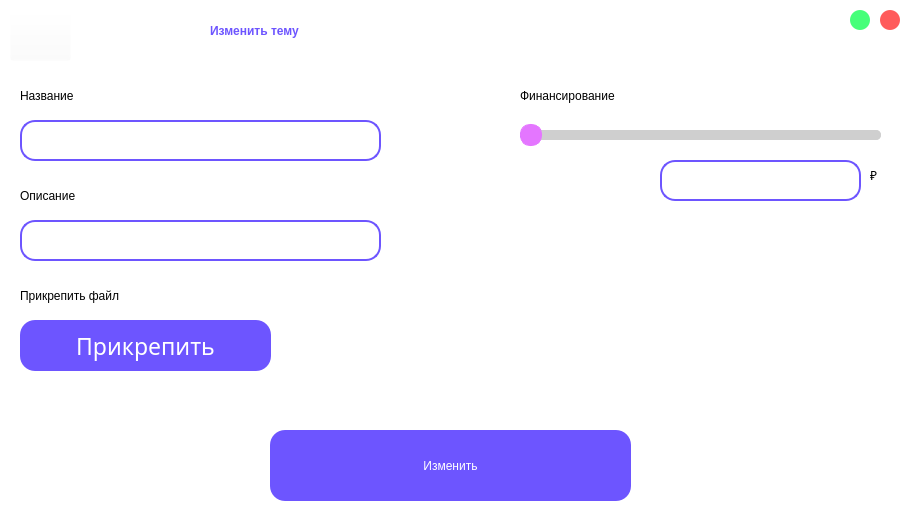
First picture: the form in project/change_theme.ui, repository AssasinNik/meow, before the edit.
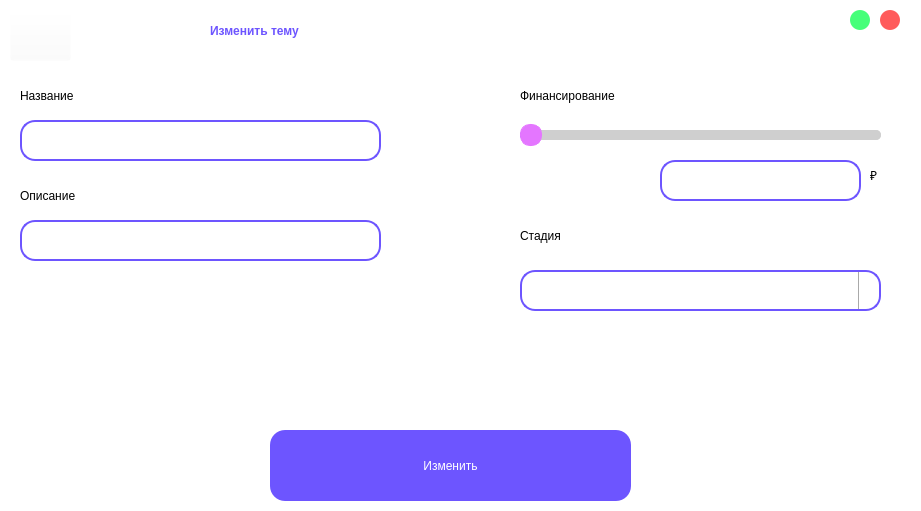
Second picture: the form after the edit. Icons and pictures are not drawn.

Patch:
```diff
--- a/project/change_theme.ui
+++ b/project/change_theme.ui
@@ -157,49 +157,6 @@
 </string>
    </property>
   </widget>
-  <widget class="QPushButton" name="pushButton_5">
-   <property name="geometry">
-    <rect>
-     <x>20</x>
-     <y>320</y>
-     <width>251</width>
-     <height>51</height>
-    </rect>
-   </property>
-   <property name="font">
-    <font>
-     <family>Karla 13</family>
-     <pointsize>17</pointsize>
-     <weight>9</weight>
-     <italic>false</italic>
-     <bold>false</bold>
-    </font>
-   </property>
-   <property name="autoFillBackground">
-    <bool>false</bool>
-   </property>
-   <property name="styleSheet">
-    <string notr="true">QPushButton{
-	color: rgb(255, 255, 255);
-	background-color: #6D55FF;
-	border-radius: 15px; 
-	font: 75 17pt &quot;Karla&quot; bold;
-	border: 2px;
-}
-QPushButton:pressed{
-	background-color: #A597FF;
-}</string>
-   </property>
-   <property name="text">
-    <string>Прикрепить</string>
-   </property>
-   <property name="default">
-    <bool>false</bool>
-   </property>
-   <property name="flat">
-    <bool>false</bool>
-   </property>
-  </widget>
   <widget class="QSlider" name="horizontalSlider">
    <property name="geometry">
     <rect>
@@ -346,24 +303,6 @@
     <string>₽</string>
    </property>
   </widget>
-  <widget class="QLabel" name="label_4">
-   <property name="geometry">
-    <rect>
-     <x>20</x>
-     <y>280</y>
-     <width>251</width>
-     <height>31</height>
-    </rect>
-   </property>
-   <property name="styleSheet">
-    <string notr="true">color: rgb(0, 0, 0);
-font: 75 18pt &quot;Karla&quot;;
-</string>
-   </property>
-   <property name="text">
-    <string>Прикрепить файл</string>
-   </property>
-  </widget>
   <widget class="QLabel" name="label">
    <property name="geometry">
     <rect>
@@ -385,17 +324,73 @@
   <widget class="QLabel" name="label_8">
    <property name="geometry">
     <rect>
-     <x>30</x>
-     <y>390</y>
-     <width>831</width>
-     <height>21</height>
+     <x>520</x>
+     <y>220</y>
+     <width>151</width>
+     <height>31</height>
     </rect>
    </property>
    <property name="styleSheet">
     <string notr="true">font: 75 11pt &quot;Karla&quot; bold;</string>
    </property>
    <property name="text">
-    <string/>
+    <string>Стадия</string>
+   </property>
+  </widget>
+  <widget class="QComboBox" name="comboBox">
+   <property name="geometry">
+    <rect>
+     <x>520</x>
+     <y>270</y>
+     <width>361</width>
+     <height>41</height>
+    </rect>
+   </property>
+   <property name="styleSheet">
+    <string notr="true">QComboBox {
+    border-radius: 15px; 
+    font: 14pt &quot;Karla&quot;;
+    padding-left: 10px;
+    padding-right:10px;
+    border: 2px solid #6D55FF;
+    color: black; /* Default text color - black */
+}
+
+QComboBox::drop-down {
+    subcontrol-origin: padding;
+    subcontrol-position: top right;
+    width: 20px;
+    border-left-width: 1px;
+    border-left-color: darkgray;
+    border-left-style: solid;
+    border-top-right-radius: 3px;
+    border-bottom-right-radius: 3px;
+}
+
+QComboBox::down-arrow {
+    image: url(:/new/prefix1/combobox.png);
+    width: 20px;
+    height: 20px;
+}
+
+QComboBox QAbstractItemView {
+    border: 2px solid #6D55FF;
+    color: #6D55FF; /* Text color in the dropdown - purple */
+    background-color: white; 
+}
+
+QComboBox:hover { /* Hover state - highlight with purple border */
+    border: 2px solid #6D55FF;
+}
+
+QComboBox:focus { /* Focus state - highlight with purple border */
+    border: 2px solid #6D55FF;
+}
+
+QComboBox:selected { /* Selected state - highlight with purple border */
+    border: 2px solid #6D55FF;
+    color: #6D55FF; /* Text color in the selected state - purple */
+}</string>
    </property>
   </widget>
  </widget>
```
Left out of the diff: 6 changed lines with no effect on the pictures.
